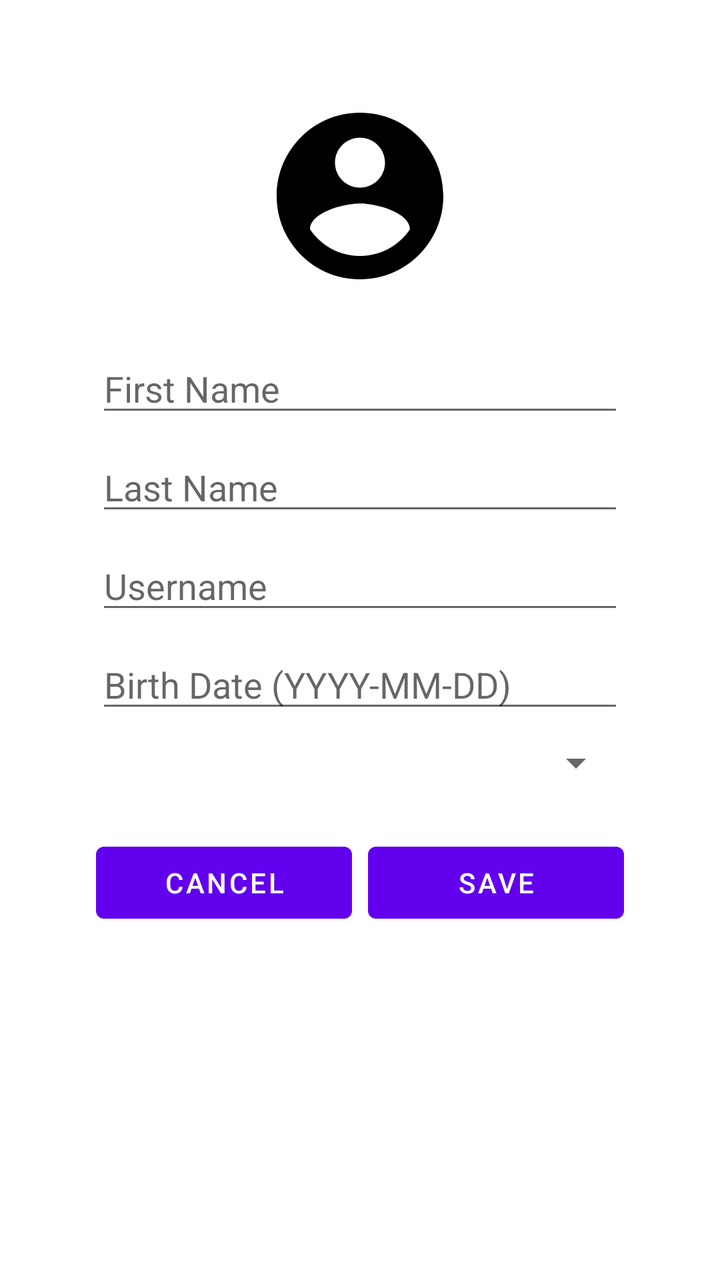
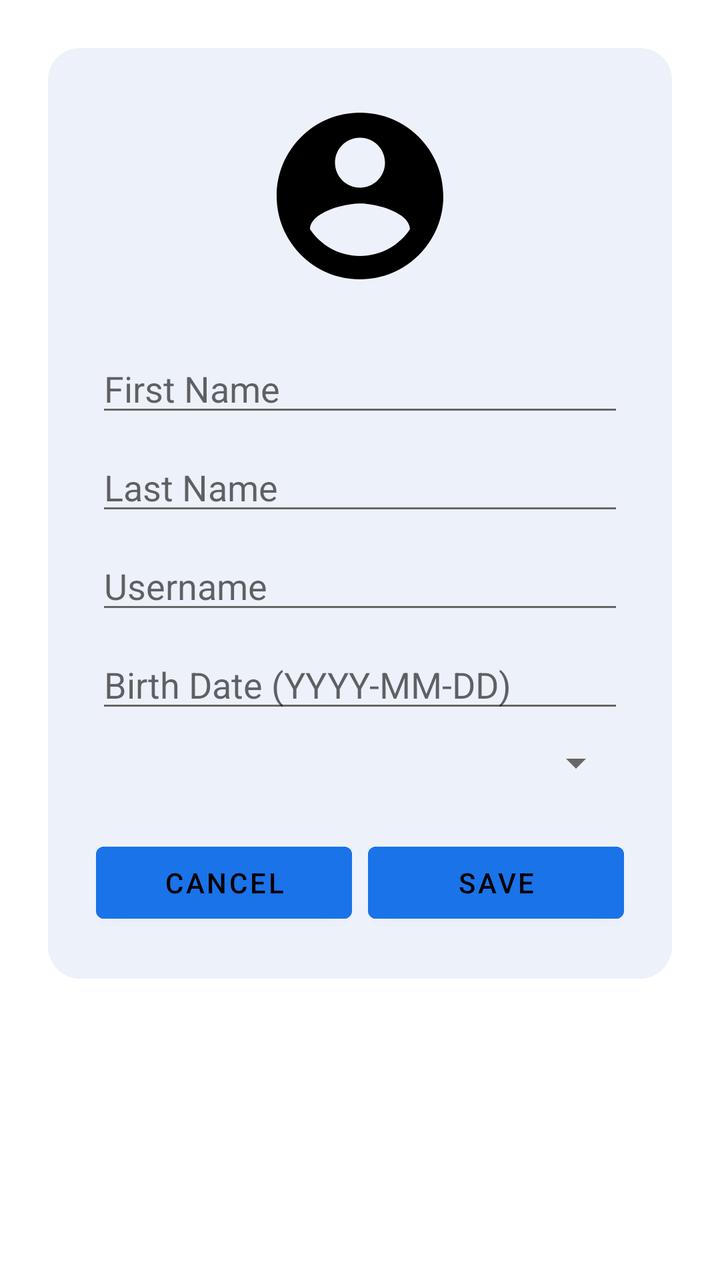

Two renders of the same Android screen: before a commit and after it. Below are the layout's source before the change and the commit's diff.
<!-- AndroidManifest.xml: application theme Theme.Project5 -->
<!-- res/layout/fragment_edit_profile.xml -->
<?xml version="1.0" encoding="utf-8"?>
<ScrollView xmlns:android="http://schemas.android.com/apk/res/android"
    android:layout_width="match_parent"
    android:layout_height="match_parent"
    android:background="@android:color/transparent"
    android:padding="24dp">

    <LinearLayout
        android:layout_width="match_parent"
        android:layout_height="wrap_content"
        android:orientation="vertical"
        android:gravity="center_horizontal"
        android:background="@drawable/rounded_white_background"
        android:padding="24dp">

        <ImageView
            android:id="@+id/ivProfile"
            android:layout_width="100dp"
            android:layout_height="100dp"
            android:layout_marginBottom="16dp"
            android:src="@drawable/ic_avatar"
            android:scaleType="centerCrop"
            android:background="@drawable/circle_mask"
            android:contentDescription="Profile Image" />

        <EditText
            android:id="@+id/etFirstName"
            android:layout_width="match_parent"
            android:layout_height="wrap_content"
            android:hint="First Name"
            android:inputType="textPersonName"
            android:layout_marginTop="8dp" />

        <EditText
            android:id="@+id/etLastName"
            android:layout_width="match_parent"
            android:layout_height="wrap_content"
            android:hint="Last Name"
            android:inputType="textPersonName"
            android:layout_marginTop="8dp" />

        <EditText
            android:id="@+id/etUsername"
            android:layout_width="match_parent"
            android:layout_height="wrap_content"
            android:hint="Username"
            android:inputType="textPersonName"
            android:layout_marginTop="8dp" />

        <EditText
            android:id="@+id/etBirthDate"
            android:layout_width="match_parent"
            android:layout_height="wrap_content"
            android:hint="Birth Date (YYYY-MM-DD)"
            android:focusable="false"
            android:clickable="true"
            android:inputType="date"
            android:layout_marginTop="8dp" />

        <Spinner
            android:id="@+id/spGender"
            android:layout_width="match_parent"
            android:layout_height="wrap_content"
            android:layout_marginTop="8dp" />

        <ProgressBar
            android:id="@+id/progressBar"
            android:layout_width="wrap_content"
            android:layout_height="wrap_content"
            android:layout_marginTop="16dp"
            android:visibility="gone" />

        <LinearLayout
            android:layout_width="match_parent"
            android:layout_height="wrap_content"
            android:orientation="horizontal"
            android:gravity="center"
            android:layout_marginTop="24dp">

            <Button
                android:id="@+id/btnCancel"
                android:layout_width="0dp"
                android:layout_height="wrap_content"
                android:layout_weight="1"
                android:text="Cancel"
                android:layout_marginEnd="8dp" />

            <Button
                android:id="@+id/btnSave"
                android:layout_width="0dp"
                android:layout_height="wrap_content"
                android:layout_weight="1"
                android:text="Save" />
        </LinearLayout>

    </LinearLayout>
</ScrollView>
<!-- resources referenced by this layout -->
<resources>
  <!-- drawable circle_mask (drawable) -->
  <?xml version="1.0" encoding="utf-8"?>
  <shape xmlns:android="http://schemas.android.com/apk/res/android"
      android:shape="oval">
      <solid android:color="@android:color/transparent"/>
  </shape>
  <!-- drawable ic_avatar (drawable) -->
  <vector xmlns:android="http://schemas.android.com/apk/res/android" android:height="24dp" android:tint="#000000" android:viewportHeight="24" android:viewportWidth="24" android:width="24dp">
  
      <path android:fillColor="@android:color/white" android:pathData="M12,2C6.48,2 2,6.48 2,12s4.48,10 10,10 10,-4.48 10,-10S17.52,2 12,2zM12,5c1.66,0 3,1.34 3,3s-1.34,3 -3,3 -3,-1.34 -3,-3 1.34,-3 3,-3zM12,19.2c-2.5,0 -4.71,-1.28 -6,-3.22 0.03,-1.99 4,-3.08 6,-3.08 1.99,0 5.97,1.09 6,3.08 -1.29,1.94 -3.5,3.22 -6,3.22z"/>
  
  </vector>
  <!-- drawable rounded_white_background (drawable) -->
  <shape xmlns:android="http://schemas.android.com/apk/res/android">
      <solid android:color="@android:color/white"/>
      <corners android:radius="24dp"/>
  </shape>
  <style name="Theme.Project5" parent="Theme.MaterialComponents.DayNight.NoActionBar" />
</resources>

<!-- the commit's change to res/layout/fragment_edit_profile.xml (unified diff, before → after) -->
@@ -83,14 +83,20 @@
                 android:layout_height="wrap_content"
                 android:layout_weight="1"
                 android:text="Cancel"
-                android:layout_marginEnd="8dp" />
+                android:layout_marginEnd="8dp"
+                android:backgroundTint="@color/primaryButton"
+                android:textColorHint="@color/textPrimary"
+                android:textColor="@color/textPrimary"/>
 
             <Button
                 android:id="@+id/btnSave"
                 android:layout_width="0dp"
                 android:layout_height="wrap_content"
                 android:layout_weight="1"
-                android:text="Save" />
+                android:text="Save"
+                android:backgroundTint="@color/primaryButton"
+                android:textColorHint="@color/textPrimary"
+                android:textColor="@color/textPrimary"/>
         </LinearLayout>
 
     </LinearLayout>
<!-- resource entries referenced after the edit -->
@@ -1,5 +1,7 @@
 <!-- resources referenced by this layout -->
 <resources>
+  <color name="primaryButton">#1A73E8</color>
+  <color name="textPrimary">#000000</color>
   <!-- drawable circle_mask (drawable) -->
   <?xml version="1.0" encoding="utf-8"?>
   <shape xmlns:android="http://schemas.android.com/apk/res/android"
@@ -7,16 +9,46 @@
       <solid android:color="@android:color/transparent"/>
   </shape>
   <!-- drawable ic_avatar (drawable) -->
-  <vector xmlns:android="http://schemas.android.com/apk/res/android" android:height="24dp" android:tint="#000000" android:viewportHeight="24" android:viewportWidth="24" android:width="24dp">
+  <vector xmlns:android="http://schemas.android.com/apk/res/android"
+      android:height="24dp"
+      android:width="24dp"
+      android:viewportWidth="24"
+      android:viewportHeight="24"
+      android:tint="@color/iconColor">
   
-      <path android:fillColor="@android:color/white" android:pathData="M12,2C6.48,2 2,6.48 2,12s4.48,10 10,10 10,-4.48 10,-10S17.52,2 12,2zM12,5c1.66,0 3,1.34 3,3s-1.34,3 -3,3 -3,-1.34 -3,-3 1.34,-3 3,-3zM12,19.2c-2.5,0 -4.71,-1.28 -6,-3.22 0.03,-1.99 4,-3.08 6,-3.08 1.99,0 5.97,1.09 6,3.08 -1.29,1.94 -3.5,3.22 -6,3.22z"/>
-  
+      <path
+          android:fillColor="@color/iconColor"
+          android:pathData="M12,2C6.48,2 2,6.48 2,12s4.48,10 10,10 10,-4.48 10,-10S17.52,2 12,2zM12,5c1.66,0 3,1.34 3,3s-1.34,3 -3,3 -3,-1.34 -3,-3 1.34,-3 3,-3zM12,19.2c-2.5,0 -4.71,-1.28 -6,-3.22 0.03,-1.99 4,-3.08 6,-3.08 1.99,0 5.97,1.09 6,3.08 -1.29,1.94 -3.5,3.22 -6,3.22z"/>
   </vector>
   <!-- drawable rounded_white_background (drawable) -->
-  <shape xmlns:android="http://schemas.android.com/apk/res/android">
-      <solid android:color="@android:color/white"/>
-      <corners android:radius="24dp"/>
+  <?xml version="1.0" encoding="utf-8"?>
+  <shape xmlns:android="http://schemas.android.com/apk/res/android"
+      android:shape="rectangle">
+      <solid android:color="@color/secondBackground" />
+      <corners android:radius="16dp" />
   </shape>
-  <style name="Theme.Project5" parent="Theme.MaterialComponents.DayNight.NoActionBar" />
+  <style name="Theme.Project5" parent="Theme.MaterialComponents.DayNight.NoActionBar">
+          
+          <item name="colorPrimary">@color/primaryButton</item>
+          <item name="colorPrimaryVariant">@color/primaryButton</item>
+          <item name="colorOnPrimary">@color/onPrimary</item>
+  
+          
+          <item name="android:colorBackground">@color/background</item>
+          <item name="colorSurface">@color/surface</item>
+          <item name="colorOnSurface">@color/textPrimary</item>
+  
+          <item name="android:textColorPrimary">@color/textPrimary</item>
+          <item name="android:textColorSecondary">@color/textSecondary</item>
+  
+          
+          <item name="android:statusBarColor" tools:targetApi="l">?attr/colorPrimary</item>
+      </style>
+  <color name="iconColor">#000000</color>
+  <color name="secondBackground">#EDF1F9</color>
+  <color name="onPrimary">#FFFFFF</color>
+  <color name="background">#FFFFFF</color>
+  <color name="surface">#F0F2F5</color>
+  <color name="textSecondary">#666666</color>
 </resources>
 
